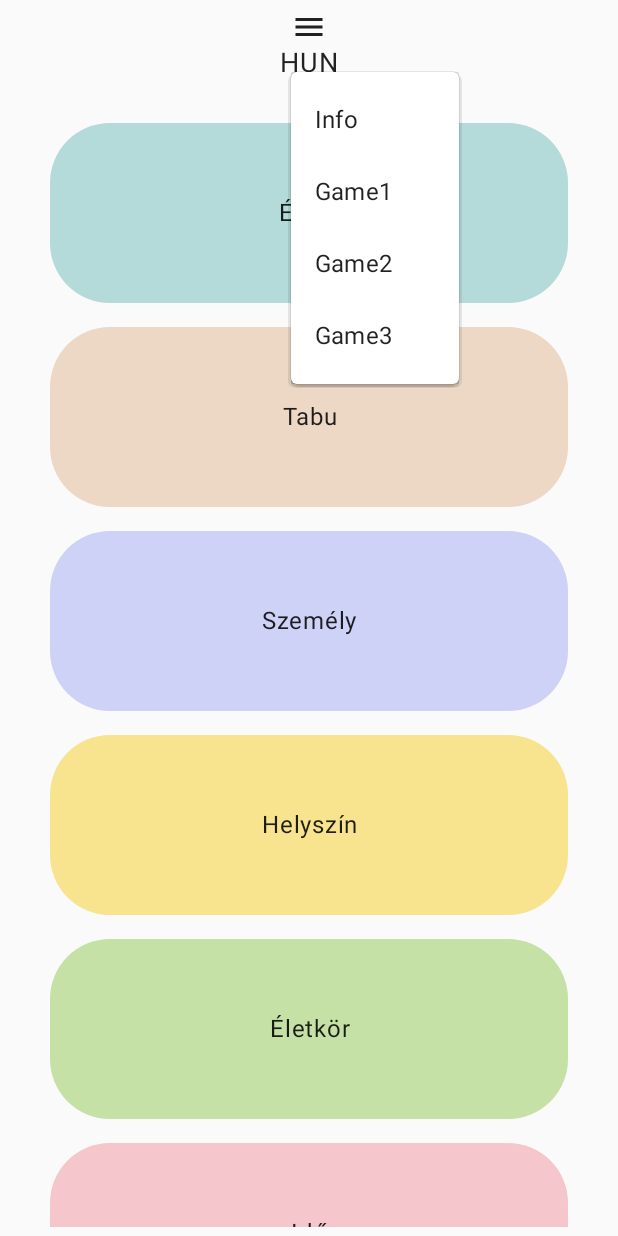
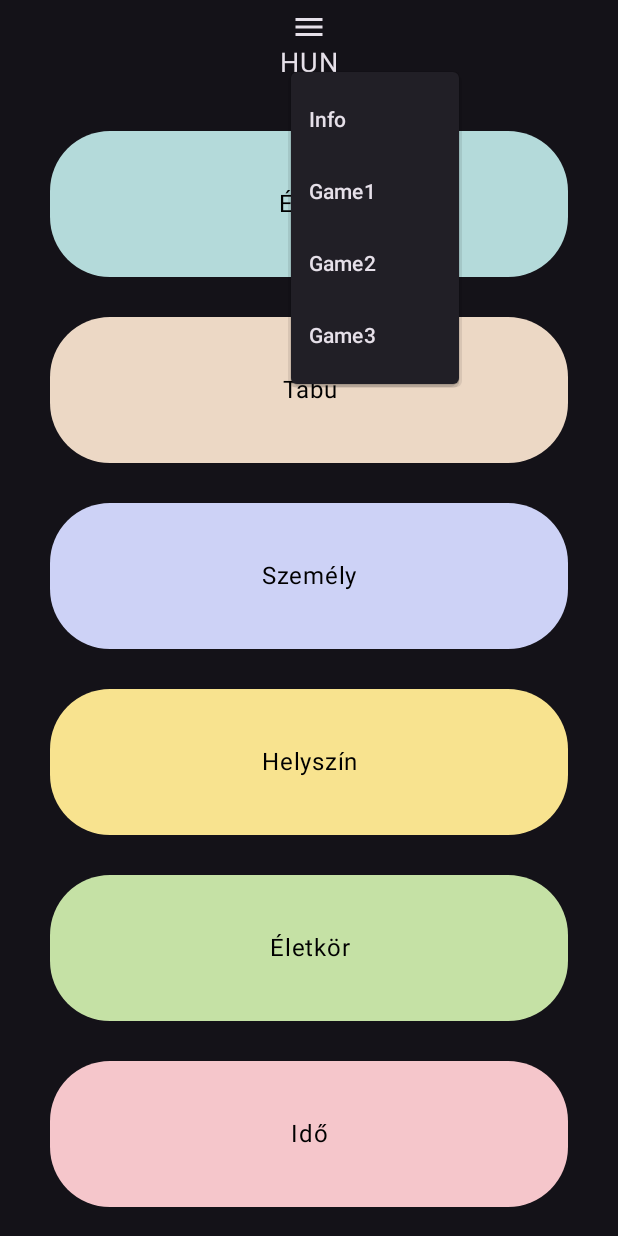
Before and after one commit to JanimeSenpai/Kartyajatek_2024, an Android app built with Jetpack Compose: the screen it shows after launch (MainActivity), after a tap on "Menu", on a phone screen of 412 x 824 dp. Run offline under Robolectric (Android 15) with nearby library versions, the phone set to English and light mode, and no system bars; our stand-ins replace Compose Multiplatform resources; libraries missing offline, so code that uses them is left out: kartyajatek_2024.composeapp.generated.

Commit message:
dark theme as default

```diff
--- a/composeApp/build.gradle.kts
+++ b/composeApp/build.gradle.kts
@@ -59,7 +59,7 @@ kotlin {
         commonMain.dependencies {
             implementation(compose.runtime)
             implementation(compose.foundation)
-            implementation(compose.material)
+            implementation(compose.material3)
             implementation(compose.ui)
             implementation(compose.components.resources)
             implementation(compose.components.uiToolingPreview)
@@ -97,5 +97,6 @@ android {
 }
 
 dependencies {
+    implementation(libs.androidx.material3.android)
     debugImplementation(compose.uiTooling)
 }
--- a/composeApp/src/commonMain/kotlin/card/game/App.kt
+++ b/composeApp/src/commonMain/kotlin/card/game/App.kt
@@ -4,9 +4,7 @@ import androidx.compose.animation.AnimatedVisibility
 import androidx.compose.foundation.Image
 import androidx.compose.foundation.layout.Column
 import androidx.compose.foundation.layout.fillMaxWidth
-import androidx.compose.material.Button
-import androidx.compose.material.MaterialTheme
-import androidx.compose.material.Text
+
 import androidx.compose.runtime.*
 import androidx.compose.ui.Alignment
 import androidx.compose.ui.Modifier
@@ -19,7 +17,7 @@ import kartyajatek_2024.composeapp.generated.resources.compose_multiplatform
 @Composable
 @Preview
 fun App() {
-    MaterialTheme {
+    KartyaJatekTheme {
             MainScreen()
     }
 }
--- a/composeApp/src/commonMain/kotlin/card/game/flashcardgrid.kt
+++ b/composeApp/src/commonMain/kotlin/card/game/flashcardgrid.kt
@@ -1,9 +1,12 @@
 package card.game
 
 import androidx.compose.foundation.layout.Arrangement
+import androidx.compose.foundation.layout.Box
 import androidx.compose.foundation.layout.Column
 import androidx.compose.foundation.layout.Row
+import androidx.compose.foundation.layout.fillMaxHeight
 import androidx.compose.foundation.layout.fillMaxWidth
+import androidx.compose.foundation.layout.wrapContentWidth
 import androidx.compose.foundation.rememberScrollState
 import androidx.compose.foundation.verticalScroll
 import androidx.compose.runtime.Composable
@@ -29,9 +32,12 @@ fun FlashcardGrid(flashcards: List<Flashcard>, onCardClicked: (Int) -> Unit) {
         }*/
 
         val scrollState  = rememberScrollState()
-        Column(Modifier.verticalScroll(scrollState)) { //sima oszlop
+        Column(Modifier.fillMaxHeight()) { //sima oszlop
             flashcards.forEach { flashcard ->
-                FlashcardItem(flashcard = flashcard, onClick = { onCardClicked(flashcard.id) })
+                Box(Modifier.weight(1f).fillMaxWidth(),contentAlignment = Alignment.Center){
+                    FlashcardItem(flashcard = flashcard, onClick = { onCardClicked(flashcard.id) })
+                }
+
             }
         }
 
--- a/composeApp/src/commonMain/kotlin/card/game/flashcarditem.kt
+++ b/composeApp/src/commonMain/kotlin/card/game/flashcarditem.kt
@@ -5,17 +5,20 @@ import androidx.compose.animation.core.tween
 import androidx.compose.foundation.background
 import androidx.compose.foundation.clickable
 import androidx.compose.foundation.layout.Box
+
+import androidx.compose.foundation.layout.fillMaxHeight
 import androidx.compose.foundation.layout.fillMaxWidth
 import androidx.compose.foundation.layout.height
 import androidx.compose.foundation.layout.padding
 import androidx.compose.foundation.layout.size
 import androidx.compose.foundation.layout.widthIn
 import androidx.compose.foundation.shape.RoundedCornerShape
-import androidx.compose.material.Text
+import androidx.compose.material3.Text
 import androidx.compose.runtime.Composable
 import androidx.compose.runtime.getValue
 import androidx.compose.ui.Alignment
 import androidx.compose.ui.Modifier
+import androidx.compose.ui.graphics.Color
 import androidx.compose.ui.graphics.graphicsLayer
 import androidx.compose.ui.text.style.TextAlign
 import androidx.compose.ui.unit.dp
@@ -36,7 +39,7 @@ fun FlashcardItem(flashcard: Flashcard, onClick: () -> Unit) {
     Box(
         modifier = Modifier
             .padding(8.dp)
-            .height(120.dp)
+            .fillMaxHeight(0.9f)
             .fillMaxWidth(0.9f)
             //.widthIn(200.dp, 400.dp)
             .graphicsLayer {
@@ -54,7 +57,8 @@ fun FlashcardItem(flashcard: Flashcard, onClick: () -> Unit) {
             modifier = Modifier.padding(16.dp).graphicsLayer {
                 rotationY = textrotation
                 cameraDistance = 12 * density
-            }
+            },
+            color = Color.Black
         )
     }
 }
--- a/composeApp/src/commonMain/kotlin/card/game/languagetoggle.kt
+++ b/composeApp/src/commonMain/kotlin/card/game/languagetoggle.kt
@@ -2,7 +2,7 @@ package card.game
 
 import androidx.compose.foundation.clickable
 import androidx.compose.foundation.layout.padding
-import androidx.compose.material.Text
+import androidx.compose.material3.Text
 import androidx.compose.runtime.Composable
 import androidx.compose.ui.Modifier
 import androidx.compose.ui.unit.dp
--- a/composeApp/src/commonMain/kotlin/card/game/mainscreen.kt
+++ b/composeApp/src/commonMain/kotlin/card/game/mainscreen.kt
@@ -5,6 +5,8 @@ import androidx.compose.foundation.layout.Spacer
 import androidx.compose.foundation.layout.fillMaxSize
 import androidx.compose.foundation.layout.height
 import androidx.compose.foundation.layout.padding
+import androidx.compose.material3.MaterialTheme
+import androidx.compose.material3.Surface
 import androidx.compose.runtime.Composable
 import androidx.compose.runtime.collectAsState
 import androidx.compose.runtime.getValue
@@ -17,6 +19,12 @@ import androidx.compose.ui.unit.dp
 fun MainScreen() {
     val viewModel: FlashcardViewModel = remember {FlashcardViewModel()}
     val uiState by viewModel.uiState.collectAsState()
+Surface(
+    modifier = Modifier.fillMaxSize(),
+    color = MaterialTheme.colorScheme.background
+){
+
+
 
     Column(
         modifier = Modifier
@@ -47,3 +55,5 @@ fun MainScreen() {
         }
     }
 }
+
+}
--- a/composeApp/src/commonMain/kotlin/card/game/menubutton.kt
+++ b/composeApp/src/commonMain/kotlin/card/game/menubutton.kt
@@ -2,10 +2,10 @@ package card.game
 
 import androidx.compose.foundation.clickable
 import androidx.compose.foundation.layout.Box
-import androidx.compose.material.DropdownMenu
-import androidx.compose.material.DropdownMenuItem
-import androidx.compose.material.Icon
-import androidx.compose.material.Text
+import androidx.compose.material3.DropdownMenu
+import androidx.compose.material3.DropdownMenuItem
+import androidx.compose.material3.Icon
+import androidx.compose.material3.Text
 import androidx.compose.material.icons.Icons
 import androidx.compose.material.icons.filled.Menu
 import androidx.compose.runtime.Composable
@@ -34,19 +34,19 @@ fun MenuButton(onMenuItemSelected: (GameMode) -> Unit) {
             DropdownMenuItem(onClick = {
                 expanded = false
                 onMenuItemSelected(GameMode.Info)
-            }, content = { Text("Info") })
+            }, text = { Text("Info") })
             DropdownMenuItem(onClick = {
                 expanded = false
                 onMenuItemSelected(GameMode.Game1)
-            }, content = { Text("Game1") })
+            }, text = { Text("Game1") })
             DropdownMenuItem(onClick = {
                 expanded = false
                 onMenuItemSelected(GameMode.Game2)
-            }, content = { Text("Game2") })
+            }, text = { Text("Game2") })
             DropdownMenuItem(onClick = {
                 expanded = false
                 onMenuItemSelected(GameMode.Game3)
-            }, content = { Text("Game3") })
+            }, text = { Text("Game3") })
         }
     }
 }
--- /dev/null
+++ b/composeApp/src/commonMain/kotlin/card/game/theme.kt
@@ -0,0 +1,23 @@
+package card.game
+
+import androidx.compose.foundation.isSystemInDarkTheme
+
+import androidx.compose.runtime.Composable
+import androidx.compose.runtime.SideEffect
+import androidx.compose.material3.*
+
+
+val colorscheme = darkColorScheme()
+
+@Composable
+fun KartyaJatekTheme(
+    darkTheme: Boolean = isSystemInDarkTheme(),
+    content: @Composable () -> Unit
+) {
+
+    MaterialTheme(
+        colorScheme = colorscheme,
+        content = content
+    )
+
+}
--- a/gradle/libs.versions.toml
+++ b/gradle/libs.versions.toml
@@ -14,6 +14,7 @@ androidx-test-junit = "1.2.1"
 compose-plugin = "1.6.11"
 junit = "4.13.2"
 kotlin = "2.0.20"
+material3Android = "1.3.1"
 
 [libraries]
 kotlin-test = { module = "org.jetbrains.kotlin:kotlin-test", version.ref = "kotlin" }
@@ -28,6 +29,7 @@ androidx-constraintlayout = { group = "androidx.constraintlayout", name = "const
 androidx-activity-compose = { module = "androidx.activity:activity-compose", version.ref = "androidx-activityCompose" }
 androidx-lifecycle-viewmodel = { group = "org.jetbrains.androidx.lifecycle", name = "lifecycle-viewmodel", version.ref = "androidx-lifecycle" }
 androidx-lifecycle-runtime-compose = { group = "org.jetbrains.androidx.lifecycle", name = "lifecycle-runtime-compose", version.ref = "androidx-lifecycle" }
+androidx-material3-android = { group = "androidx.compose.material3", name = "material3-android", version.ref = "material3Android" }
 
 [plugins]
 androidApplication = { id = "com.android.application", version.ref = "agp" }
```
